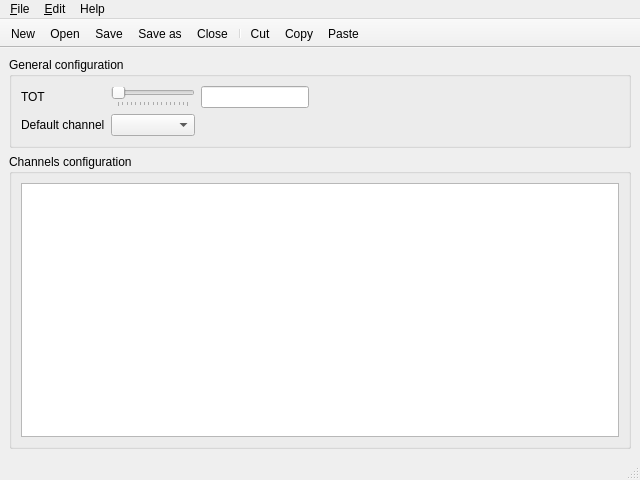
Before: the Qt Designer form src/windows/mainwindow.ui in sardylan/qfm1000, drawn with Qt 5.
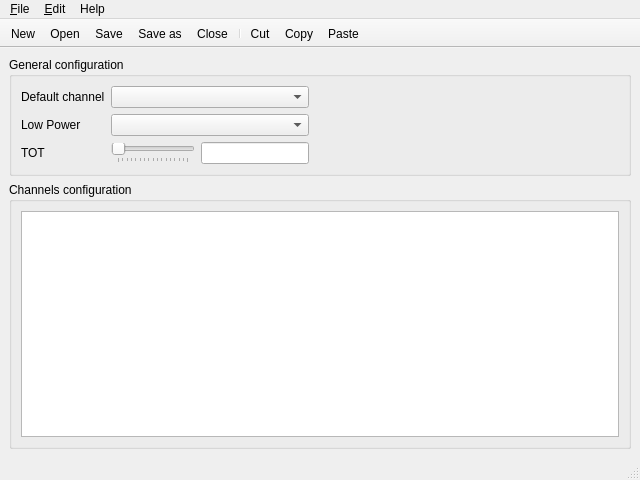
After: the same form once the commit is applied. Icons and pictures are not drawn.

Commit message: Adding lowPower to UI and bugfixing TOT

What changed in the file:
```diff
--- a/src/windows/mainwindow.ui
+++ b/src/windows/mainwindow.ui
@@ -22,13 +22,40 @@
       </property>
       <layout class="QGridLayout" name="gridLayout" columnstretch="0,0,0,1">
        <item row="0" column="0">
+        <widget class="QLabel" name="defaultChannelLabel">
+         <property name="text">
+          <string>Default channel</string>
+         </property>
+        </widget>
+       </item>
+       <item row="0" column="3">
+        <spacer name="horizontalSpacer">
+         <property name="orientation">
+          <enum>Qt::Horizontal</enum>
+         </property>
+         <property name="sizeHint" stdset="0">
+          <size>
+           <width>40</width>
+           <height>20</height>
+          </size>
+         </property>
+        </spacer>
+       </item>
+       <item row="1" column="0">
+        <widget class="QLabel" name="lowPowerLabel">
+         <property name="text">
+          <string>Low Power</string>
+         </property>
+        </widget>
+       </item>
+       <item row="2" column="0">
         <widget class="QLabel" name="totLabel">
          <property name="text">
           <string>TOT</string>
          </property>
         </widget>
        </item>
-       <item row="0" column="1">
+       <item row="2" column="1">
         <widget class="QSlider" name="totSlider">
          <property name="minimumSize">
           <size>
@@ -50,34 +77,17 @@
          </property>
         </widget>
        </item>
-       <item row="0" column="2">
+       <item row="2" column="2">
         <widget class="QLineEdit" name="totText">
          <property name="readOnly">
           <bool>true</bool>
          </property>
         </widget>
        </item>
-       <item row="0" column="3">
-        <spacer name="horizontalSpacer">
-         <property name="orientation">
-          <enum>Qt::Horizontal</enum>
-         </property>
-         <property name="sizeHint" stdset="0">
-          <size>
-           <width>40</width>
-           <height>20</height>
-          </size>
-         </property>
-        </spacer>
+       <item row="1" column="1" colspan="2">
+        <widget class="QComboBox" name="lowPowerComboBox"/>
        </item>
-       <item row="1" column="0">
-        <widget class="QLabel" name="defaultChannelLabel">
-         <property name="text">
-          <string>Default channel</string>
-         </property>
-        </widget>
-       </item>
-       <item row="1" column="1">
+       <item row="0" column="1" colspan="2">
         <widget class="QComboBox" name="defaultChannelComboBox">
          <property name="sizeAdjustPolicy">
           <enum>QComboBox::AdjustToMinimumContentsLength</enum>
```
The commit also changes 3 other files.
